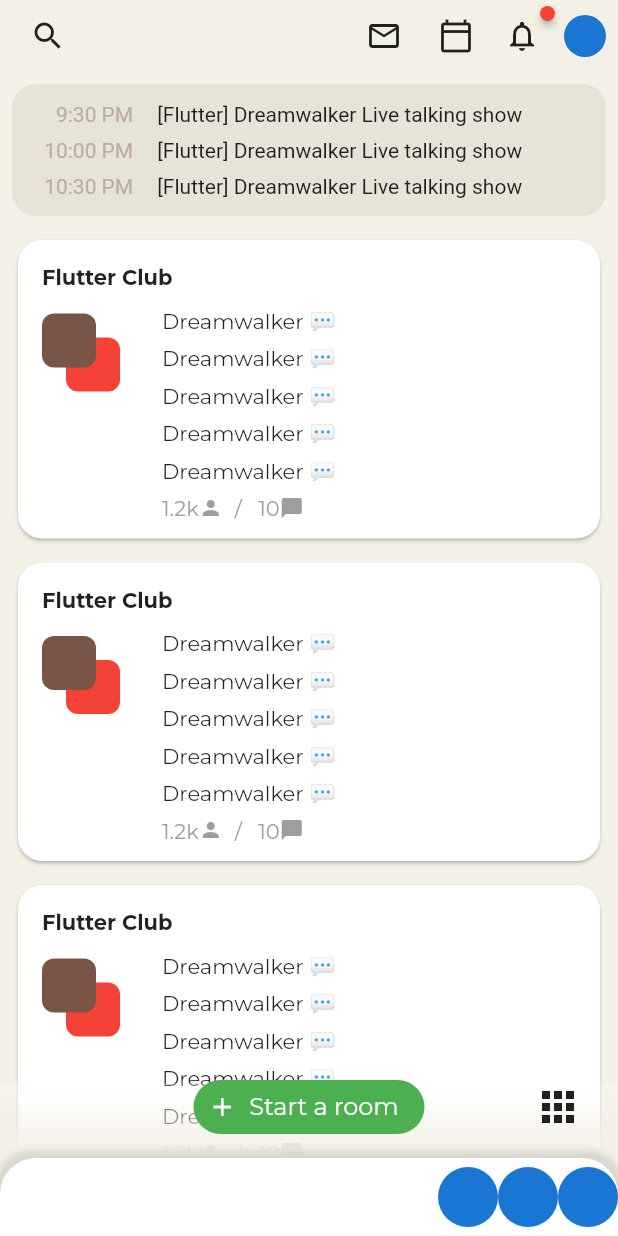
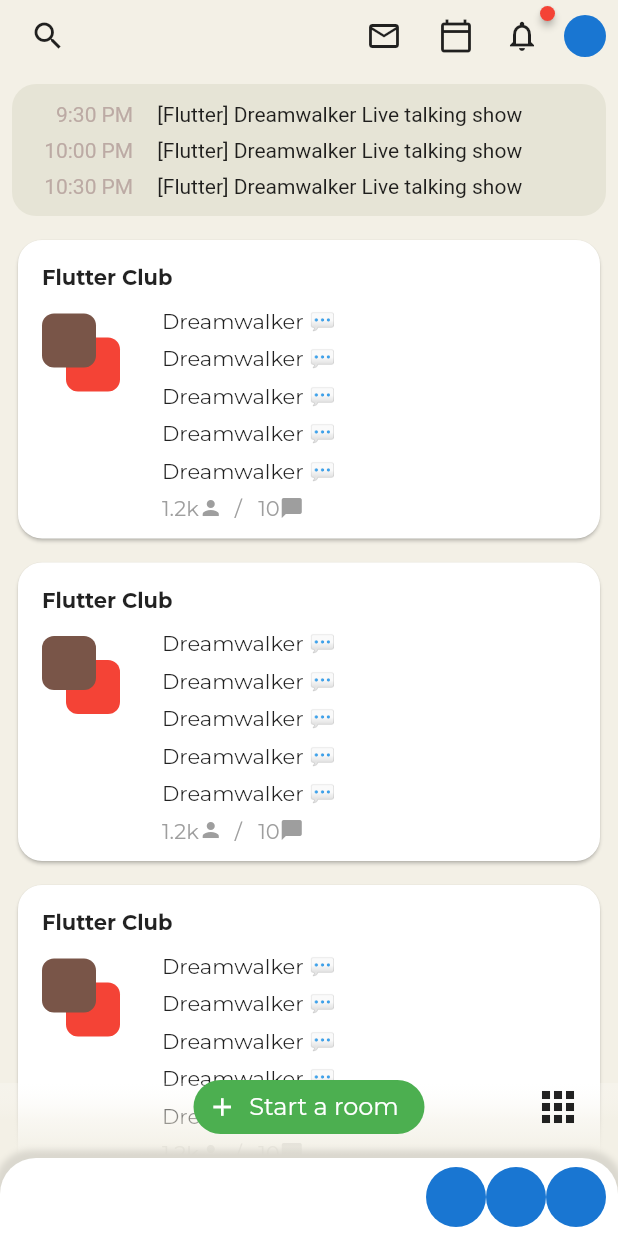
Before and after one commit to JAICHANGPARK/flutter_notebook_11th_story, a Flutter app: the screen it shows after launch, on a phone screen of 412 x 824 dp. Run offline on Flutter 3.47's test engine with Material 2 defaults, Android fonts, the phone set to English and light mode, and no system bars; drawn by our look-alikes of badges, flutter_inner_drawer; our stand-ins replace backdrop, google_fonts.

Commit message:
Update clubhouse_home_page.dart

```diff
--- a/lib/ep701_clubhouse/ui/clubhouse_home_page.dart
+++ b/lib/ep701_clubhouse/ui/clubhouse_home_page.dart
@@ -524,6 +524,7 @@ class _ClubhouseHomePageState extends State<ClubhouseHomePage> {
                       spreadRadius: 3,
                     )
                   ]),
+              padding: EdgeInsets.symmetric(horizontal: 8),
               child: Row(
                 children: [
                   Expanded(child: Stack()),
```
